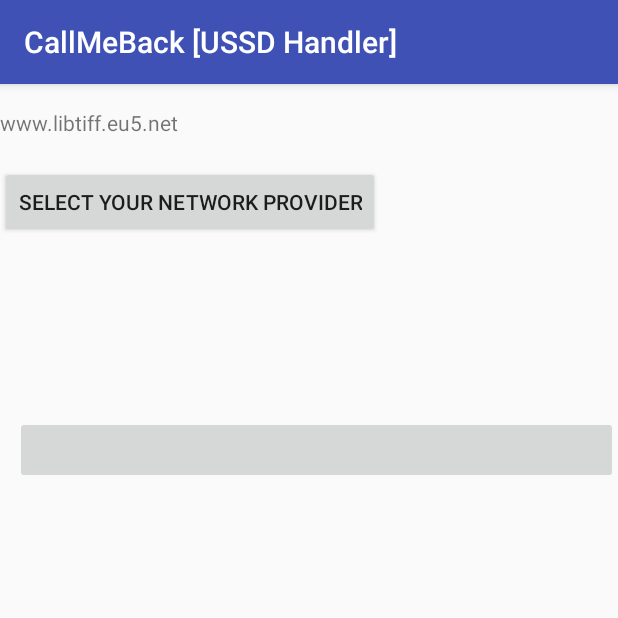
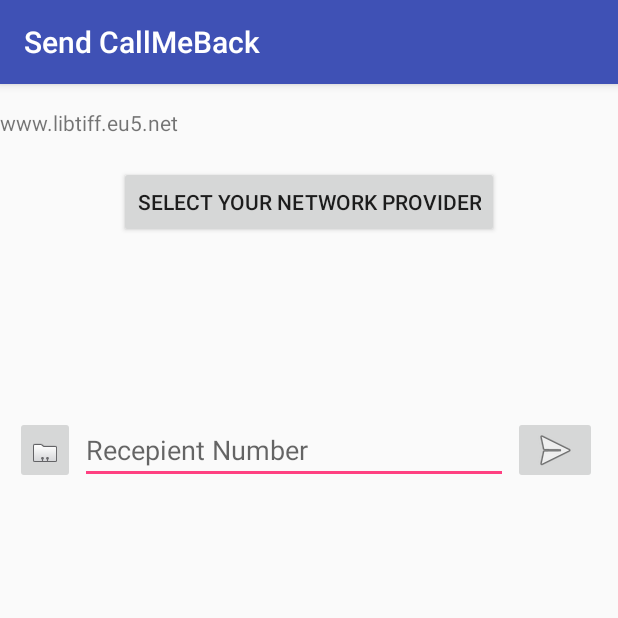
Before and after one commit to libtiff/CallMeBack, an Android app: the screen it shows after launch (MainActivity), on a phone screen of 412 x 824 dp, the top half of it. Run offline under Robolectric (Android 15) with nearby library versions, the phone set to English and light mode, and no system bars; our stand-ins replace AdMob.

Commit message:
GUI compiles and shows up correctly , nothing fancy yet.

```diff
--- a/app/build.gradle
+++ b/app/build.gradle
@@ -2,7 +2,7 @@ apply plugin: 'com.android.application'
 
 android {
     compileSdkVersion 26
-    buildToolsVersion "24.0.0"
+    buildToolsVersion '27.0.3'
 
     defaultConfig {
         applicationId "com.libtiff.callmeback.callmeback"
--- a/app/src/main/res/layout/activity_main.xml
+++ b/app/src/main/res/layout/activity_main.xml
@@ -1,25 +1,25 @@
 <?xml version="1.0" encoding="utf-8"?>
 <LinearLayout xmlns:android="http://schemas.android.com/apk/res/android"
-    android:orientation="vertical"
-    android:paddingTop="@dimen/activity_vertical_margin"
-    android:paddingBottom="@dimen/activity_vertical_margin"
     android:layout_width="match_parent"
     android:layout_height="match_parent"
+    android:orientation="vertical"
+    android:paddingBottom="@dimen/activity_vertical_margin"
+    android:paddingTop="@dimen/activity_vertical_margin"
     android:scaleType="centerCrop"
     android:weightSum="1.0">
 
     <ImageView
+        android:id="@+id/imageView"
+        android:layout_width="match_parent"
+        android:layout_height="wrap_content"
         android:layout_gravity="left|right|center_horizontal|fill_horizontal|center|fill|start|end"
-        android:id="@+id/imageView"
-        android:layout_height="wrap_content"
-        android:layout_width="match_parent"
         android:background="@color/colorPrimary" />
 
     <TextView
-        android:layout_gravity="left|right|center_horizontal|fill_horizontal|center|fill|start|end"
         android:id="@+id/credits"
         android:layout_width="wrap_content"
         android:layout_height="wrap_content"
+        android:layout_gravity="left|right|center_horizontal|fill_horizontal|center|fill|start|end"
         android:text="www.libtiff.eu5.net" />
 
     <TextView
@@ -29,24 +29,17 @@
         android:text="" />
 
     <LinearLayout
-        android:gravity="top|bottom|left|right|center_vertical|fill_vertical|center_horizontal|fill_horizontal|center|fill|start|end"
-        android:orientation="horizontal"
         android:layout_width="match_parent"
-        android:layout_height="wrap_content">
+        android:layout_height="wrap_content"
+        android:gravity="center_horizontal"
+        android:orientation="horizontal">
 
-        <TextView
-            android:textSize="18dp"
-            android:id="@+id/textView"
-            android:layout_width="wrap_content"
-            android:layout_height="match_parent"
-            android:text="" />
 
         <Button
             android:id="@+id/btn_choose"
             android:layout_width="wrap_content"
             android:layout_height="match_parent"
-            android:text="Select your network provider"
-            />
+            android:text="Select your network provider" />
     </LinearLayout>
 
     <TextView
@@ -56,16 +49,16 @@
         android:text=" " />
 
     <TextView
+        android:id="@+id/tv_android"
+        android:layout_width="match_parent"
+        android:layout_height="wrap_content"
         android:layout_gravity="left|right|center_horizontal|fill_horizontal|center|fill|start|end"
-        android:id="@+id/tv_android"
-        android:padding="40dp"
-        android:layout_width="match_parent"
-        android:layout_height="wrap_content" />
+        android:padding="40dp" />
 
     <LinearLayout
-        android:orientation="horizontal"
         android:layout_width="match_parent"
         android:layout_height="wrap_content"
+        android:orientation="horizontal"
         android:weightSum="1.0">
 
         <TextView
@@ -77,10 +70,10 @@
 
         <ImageButton
             android:id="@+id/btnContacts"
-            android:clickable="false"
-            android:layout_width="match_parent"
+            android:layout_width="wrap_content"
             android:layout_height="match_parent"
-            android:onClick="Contacts" />
+            android:onClick="Contacts"
+            android:src="@android:drawable/sym_contact_card" />
 
         <TextView
             android:id="@+id/linebreak2"
@@ -89,12 +82,13 @@
             android:text=" " />
 
         <EditText
-            android:layout_gravity="left|right|center_horizontal|fill_horizontal|center|fill|start|end"
             android:id="@+id/phoneNumber"
             android:layout_width="wrap_content"
             android:layout_height="wrap_content"
+            android:layout_gravity="left|right|center_horizontal|fill_horizontal|center|fill|start|end"
+            android:layout_weight="0.95"
             android:ems="10"
-            android:layout_weight="0.95"
+            android:hint="Recepient Number"
             android:inputType="text|textCapCharacters|textCapWords|textCapSentences|textAutoCorrect|textAutoComplete|textMultiLine|textImeMultiLine|textNoSuggestions|textUri|textEmailAddress|textEmailSubject|textShortMessage|textLongMessage|textPersonName|textPostalAddress|textPassword|textVisiblePassword|textWebEditText|textFilter|textPhonetic|textWebEmailAddress|textWebPassword|number|numberSigned|numberDecimal|numberPassword|phone" />
 
         <TextView
@@ -105,9 +99,10 @@
 
         <ImageButton
             android:id="@+id/btnSend"
-            android:layout_width="match_parent"
+            android:layout_width="wrap_content"
             android:layout_height="match_parent"
-            android:onClick="send" />
+            android:onClick="send"
+            android:src="@android:drawable/ic_menu_send" />
 
         <TextView
             android:id="@+id/linebreakright"
--- a/app/src/main/res/values/strings.xml
+++ b/app/src/main/res/values/strings.xml
@@ -1,5 +1,5 @@
 <resources>
-    <string name="app_name">CallMeBack [USSD Handler]</string>
+    <string name="app_name">Send CallMeBack</string>
     <string name="hello">Hello World, MainActivity!</string>
     <string name="str_btn_choose">Network Carrier</string>
 </resources>
```
